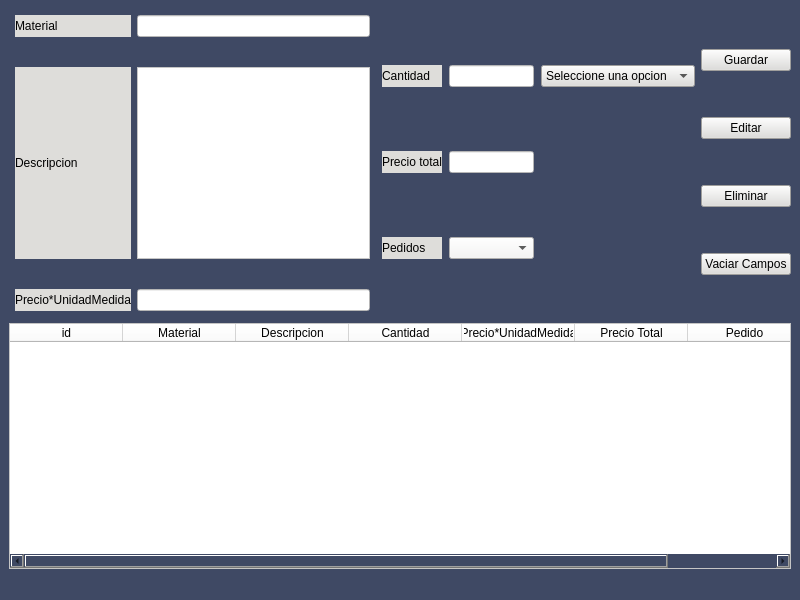
Before: the Qt Designer form Proyecto/Interfaces/Ui/materiales.ui in EdCenten0/MAPA-Python, drawn with Qt 5.
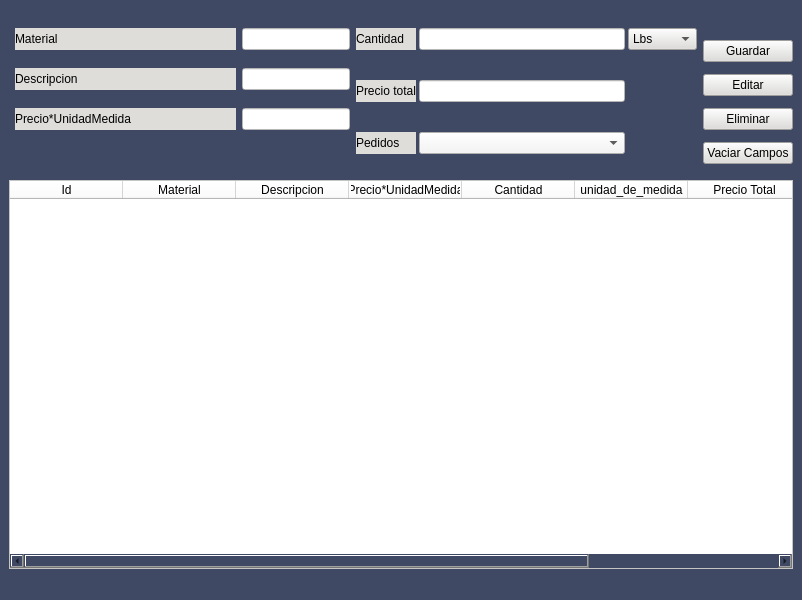
After: the same form once the commit is applied.

Commit message: 10% del form de Materiales

Diff of the .ui file:
```diff
--- a/Proyecto/Interfaces/Ui/materiales.ui
+++ b/Proyecto/Interfaces/Ui/materiales.ui
@@ -6,7 +6,7 @@
    <rect>
     <x>0</x>
     <y>0</y>
-    <width>800</width>
+    <width>802</width>
     <height>600</height>
    </rect>
   </property>
@@ -18,95 +18,25 @@
   </property>
   <widget class="QWidget" name="centralwidget">
    <layout class="QGridLayout" name="gridLayout_4">
-    <item row="0" column="0">
-     <layout class="QGridLayout" name="gridLayout" rowstretch="0,0,0" columnstretch="3,0" columnminimumwidth="0,0">
-      <property name="leftMargin">
-       <number>6</number>
-      </property>
-      <property name="topMargin">
-       <number>6</number>
-      </property>
-      <property name="rightMargin">
-       <number>6</number>
-      </property>
-      <property name="bottomMargin">
-       <number>6</number>
-      </property>
-      <property name="horizontalSpacing">
-       <number>6</number>
-      </property>
-      <property name="verticalSpacing">
-       <number>30</number>
-      </property>
-      <item row="1" column="0">
-       <widget class="QLabel" name="label_2">
-        <property name="styleSheet">
-         <string notr="true">background-color: rgb(222, 221, 218);</string>
-        </property>
-        <property name="text">
-         <string>Descripcion</string>
-        </property>
-       </widget>
-      </item>
-      <item row="2" column="0">
-       <widget class="QLabel" name="label_3">
-        <property name="styleSheet">
-         <string notr="true">background-color: rgb(222, 221, 218);</string>
-        </property>
-        <property name="text">
-         <string>Precio*UnidadMedida</string>
-        </property>
-       </widget>
-      </item>
-      <item row="0" column="0">
-       <widget class="QLabel" name="label">
-        <property name="styleSheet">
-         <string notr="true">background-color: rgb(222, 221, 218);</string>
-        </property>
-        <property name="text">
-         <string>Material</string>
-        </property>
-       </widget>
-      </item>
-      <item row="1" column="1">
-       <widget class="QTextEdit" name="textEdit">
-        <property name="styleSheet">
-         <string notr="true">background-color: rgb(255, 255, 255);</string>
-        </property>
-       </widget>
-      </item>
-      <item row="0" column="1">
-       <widget class="QLineEdit" name="lineEdit">
-        <property name="styleSheet">
-         <string notr="true">background-color: rgb(255, 255, 255);</string>
-        </property>
-       </widget>
-      </item>
-      <item row="2" column="1">
-       <widget class="QLineEdit" name="lineEdit_2">
-        <property name="styleSheet">
-         <string notr="true">background-color: rgb(255, 255, 255);</string>
-        </property>
-       </widget>
-      </item>
-     </layout>
-    </item>
     <item row="0" column="1">
      <layout class="QGridLayout" name="gridLayout_2" rowstretch="0,0,0" columnstretch="0,0,0">
       <property name="leftMargin">
        <number>0</number>
       </property>
       <property name="topMargin">
-       <number>1</number>
+       <number>0</number>
       </property>
       <property name="rightMargin">
        <number>0</number>
       </property>
+      <property name="bottomMargin">
+       <number>0</number>
+      </property>
       <property name="horizontalSpacing">
-       <number>7</number>
+       <number>3</number>
       </property>
       <property name="verticalSpacing">
-       <number>9</number>
+       <number>11</number>
       </property>
       <item row="0" column="0">
        <widget class="QLabel" name="label_4">
@@ -151,11 +81,6 @@
         <property name="sizeAdjustPolicy">
          <enum>QComboBox::AdjustToContentsOnFirstShow</enum>
         </property>
-        <item>
-         <property name="text">
-          <string>Seleccione una opcion</string>
-         </property>
-        </item>
         <item>
          <property name="text">
           <string>Lbs</string>
@@ -193,20 +118,6 @@
         </item>
        </widget>
       </item>
-      <item row="0" column="1">
-       <widget class="QLineEdit" name="lineEdit_3">
-        <property name="styleSheet">
-         <string notr="true">background-color: rgb(255, 255, 255);</string>
-        </property>
-       </widget>
-      </item>
-      <item row="1" column="1">
-       <widget class="QLineEdit" name="lineEdit_4">
-        <property name="styleSheet">
-         <string notr="true">background-color: rgb(255, 255, 255);</string>
-        </property>
-       </widget>
-      </item>
       <item row="2" column="0">
        <widget class="QLabel" name="lblProveedores">
         <property name="styleSheet">
@@ -217,6 +128,30 @@
         </property>
        </widget>
       </item>
+      <item row="0" column="1">
+       <widget class="QLineEdit" name="txtCantidad">
+        <property name="styleSheet">
+         <string notr="true">background-color: rgb(255, 255, 255);</string>
+        </property>
+       </widget>
+      </item>
+      <item row="1" column="1">
+       <widget class="QLineEdit" name="txtPrecioTotal">
+        <property name="styleSheet">
+         <string notr="true">background-color: rgb(255, 255, 255);</string>
+        </property>
+       </widget>
+      </item>
+      <item row="0" column="0">
+       <widget class="QLabel" name="label_4">
+        <property name="styleSheet">
+         <string notr="true">background-color: rgb(222, 221, 218);</string>
+        </property>
+        <property name="text">
+         <string>Cantidad</string>
+        </property>
+       </widget>
+      </item>
       <item row="2" column="1">
        <widget class="QComboBox" name="comboBox_2">
         <property name="styleSheet">
@@ -228,6 +163,9 @@
     </item>
     <item row="0" column="2">
      <layout class="QGridLayout" name="gridLayout_3">
+      <property name="topMargin">
+       <number>25</number>
+      </property>
       <item row="3" column="0">
        <widget class="QPushButton" name="pushButton_3">
         <property name="styleSheet">
@@ -270,6 +208,89 @@
       </item>
      </layout>
     </item>
+    <item row="0" column="0">
+     <layout class="QGridLayout" name="gridLayout" rowstretch="0,0,0,0" columnstretch="3,0">
+      <property name="leftMargin">
+       <number>6</number>
+      </property>
+      <property name="topMargin">
+       <number>19</number>
+      </property>
+      <property name="rightMargin">
+       <number>0</number>
+      </property>
+      <property name="bottomMargin">
+       <number>12</number>
+      </property>
+      <property name="horizontalSpacing">
+       <number>6</number>
+      </property>
+      <property name="verticalSpacing">
+       <number>18</number>
+      </property>
+      <item row="2" column="1">
+       <widget class="QLineEdit" name="txtPrecioUnidadMedida">
+        <property name="styleSheet">
+         <string notr="true">background-color: rgb(255, 255, 255);</string>
+        </property>
+       </widget>
+      </item>
+      <item row="3" column="0">
+       <widget class="QLabel" name="lblId">
+        <property name="styleSheet">
+         <string notr="true">color: rgb(63, 73, 100);</string>
+        </property>
+        <property name="text">
+         <string/>
+        </property>
+       </widget>
+      </item>
+      <item row="0" column="1">
+       <widget class="QLineEdit" name="txtNombreMaterial">
+        <property name="styleSheet">
+         <string notr="true">background-color: rgb(255, 255, 255);</string>
+        </property>
+       </widget>
+      </item>
+      <item row="2" column="0">
+       <widget class="QLabel" name="label_3">
+        <property name="styleSheet">
+         <string notr="true">background-color: rgb(222, 221, 218);</string>
+        </property>
+        <property name="text">
+         <string>Precio*UnidadMedida</string>
+        </property>
+       </widget>
+      </item>
+      <item row="1" column="0">
+       <widget class="QLabel" name="label_2">
+        <property name="styleSheet">
+         <string notr="true">background-color: rgb(222, 221, 218);</string>
+        </property>
+        <property name="text">
+         <string>Descripcion</string>
+        </property>
+       </widget>
+      </item>
+      <item row="0" column="0">
+       <widget class="QLabel" name="label">
+        <property name="styleSheet">
+         <string notr="true">background-color: rgb(222, 221, 218);</string>
+        </property>
+        <property name="text">
+         <string>Material</string>
+        </property>
+       </widget>
+      </item>
+      <item row="1" column="1">
+       <widget class="QLineEdit" name="txtDescripcion">
+        <property name="styleSheet">
+         <string notr="true">background-color: rgb(255, 255, 255);</string>
+        </property>
+       </widget>
+      </item>
+     </layout>
+    </item>
     <item row="1" column="0" colspan="3">
      <layout class="QVBoxLayout" name="verticalLayout">
       <item>
@@ -321,7 +342,7 @@
         </attribute>
         <column>
          <property name="text">
-          <string>id</string>
+          <string>Id</string>
          </property>
          <property name="textAlignment">
           <set>AlignCenter</set>
@@ -343,14 +364,6 @@
           <set>AlignCenter</set>
          </property>
         </column>
-        <column>
-         <property name="text">
-          <string>Cantidad</string>
-         </property>
-         <property name="textAlignment">
-          <set>AlignCenter</set>
-         </property>
-        </column>
         <column>
          <property name="text">
           <string>Precio*UnidadMedida</string>
@@ -359,6 +372,19 @@
           <set>AlignCenter</set>
          </property>
         </column>
+        <column>
+         <property name="text">
+          <string>Cantidad</string>
+         </property>
+         <property name="textAlignment">
+          <set>AlignCenter</set>
+         </property>
+        </column>
+        <column>
+         <property name="text">
+          <string>unidad_de_medida</string>
+         </property>
+        </column>
         <column>
          <property name="text">
           <string>Precio Total</string>
```
Left out of the diff: 30 changed lines with no effect on the pictures. The commit also changes 9 other files.
